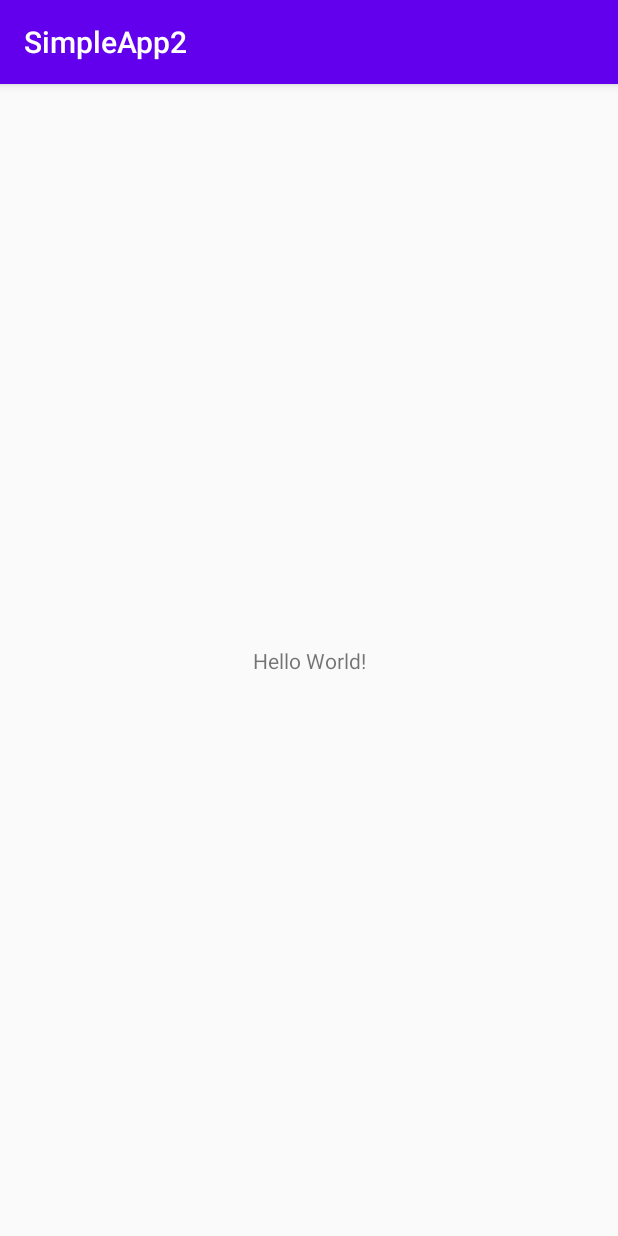
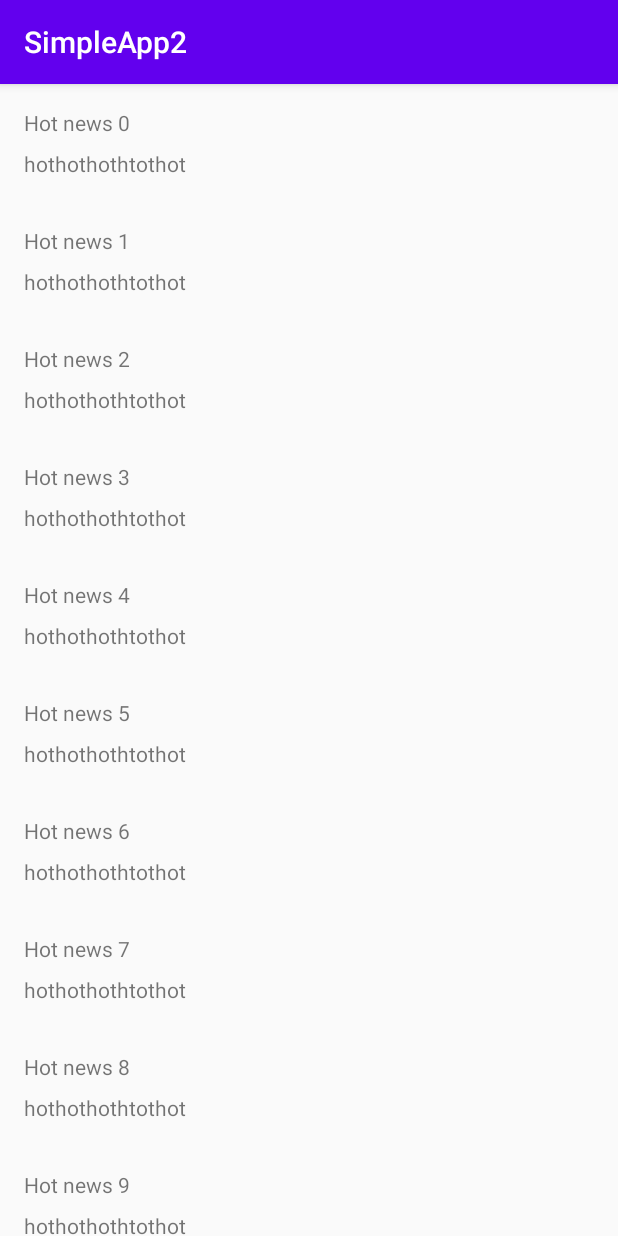
Before and after one commit to lAntimat/SimpleApp2, an Android app: the screen it shows after launch (MainActivity), on a phone screen of 412 x 824 dp. Run offline under Robolectric (Android 15) with nearby library versions, the phone set to English and light mode, and no system bars.

Commit message:
Добавил RecyclerView

```diff
--- a/app/build.gradle
+++ b/app/build.gradle
@@ -26,6 +26,8 @@ dependencies {
     implementation fileTree(dir: "libs", include: ["*.jar"])
     implementation 'androidx.appcompat:appcompat:1.2.0'
     implementation 'androidx.constraintlayout:constraintlayout:2.0.1'
+    implementation 'androidx.recyclerview:recyclerview:1.1.0'
+
     testImplementation 'junit:junit:4.12'
     androidTestImplementation 'androidx.test.ext:junit:1.1.2'
     androidTestImplementation 'androidx.test.espresso:espresso-core:3.3.0'
--- a/app/src/main/AndroidManifest.xml
+++ b/app/src/main/AndroidManifest.xml
@@ -9,6 +9,7 @@
         android:roundIcon="@mipmap/ic_launcher_round"
         android:supportsRtl="true"
         android:theme="@style/AppTheme">
+        <activity android:name=".DetailActivity"></activity>
         <activity android:name=".MainActivity">
             <intent-filter>
                 <action android:name="android.intent.action.MAIN" />
--- /dev/null
+++ b/app/src/main/java/com/example/simpleapp2/DetailActivity.java
@@ -0,0 +1,14 @@
+package com.example.simpleapp2;
+
+import androidx.appcompat.app.AppCompatActivity;
+
+import android.os.Bundle;
+
+public class DetailActivity extends AppCompatActivity {
+
+    @Override
+    protected void onCreate(Bundle savedInstanceState) {
+        super.onCreate(savedInstanceState);
+        setContentView(R.layout.activity_detail);
+    }
+}
--- a/app/src/main/java/com/example/simpleapp2/MainActivity.java
+++ b/app/src/main/java/com/example/simpleapp2/MainActivity.java
@@ -1,14 +1,45 @@
 package com.example.simpleapp2;
 
 import androidx.appcompat.app.AppCompatActivity;
+import androidx.recyclerview.widget.LinearLayoutManager;
+import androidx.recyclerview.widget.RecyclerView;
 
 import android.os.Bundle;
 
+import java.lang.reflect.Array;
+import java.util.ArrayList;
+
 public class MainActivity extends AppCompatActivity {
+
+    private RecyclerView recyclerView;
+    private NewsAdapter adapter;
 
     @Override
     protected void onCreate(Bundle savedInstanceState) {
         super.onCreate(savedInstanceState);
         setContentView(R.layout.activity_main);
+
+        initRecyclerView();
+
+    }
+
+    private void initRecyclerView() {
+        recyclerView = findViewById(R.id.recyclerView);
+        recyclerView.setLayoutManager(new LinearLayoutManager(this));
+
+        adapter = new NewsAdapter(this, generateFakeNews());
+        recyclerView.setAdapter(adapter);
+    }
+
+    private ArrayList<News> generateFakeNews() {
+
+        ArrayList<News> newsList = new ArrayList<News>();
+
+        for (int i = 0; i < 100; i++) {
+            News news = new News("Hot news " + i, "hothothothtothot");
+            newsList.add(news);
+        }
+
+        return newsList;
     }
 }
--- /dev/null
+++ b/app/src/main/java/com/example/simpleapp2/News.java
@@ -0,0 +1,28 @@
+package com.example.simpleapp2;
+
+public class News {
+
+    private String newsTitle;
+    private String newsSubtitle;
+
+    public News(String newsTitle, String newsSubtitle) {
+        this.newsTitle = newsTitle;
+        this.newsSubtitle = newsSubtitle;
+    }
+
+    public String getNewsTitle() {
+        return newsTitle;
+    }
+
+    public void setNewsTitle(String newsTitle) {
+        this.newsTitle = newsTitle;
+    }
+
+    public String getNewsSubtitle() {
+        return newsSubtitle;
+    }
+
+    public void setNewsSubtitle(String newsSubtitle) {
+        this.newsSubtitle = newsSubtitle;
+    }
+}
--- /dev/null
+++ b/app/src/main/java/com/example/simpleapp2/NewsAdapter.java
@@ -0,0 +1,53 @@
+package com.example.simpleapp2;
+
+import android.content.Context;
+import android.view.LayoutInflater;
+import android.view.View;
+import android.view.ViewGroup;
+import android.widget.TextView;
+
+import androidx.recyclerview.widget.RecyclerView;
+
+import java.util.List;
+
+class NewsAdapter extends RecyclerView.Adapter<NewsAdapter.ViewHolder> {
+
+    private LayoutInflater inflater;
+    private List<News> newsList;
+
+    NewsAdapter(Context context, List<News> newsList) {
+        this.newsList = newsList;
+        this.inflater = LayoutInflater.from(context);
+    }
+
+    @Override
+    public NewsAdapter.ViewHolder onCreateViewHolder(ViewGroup parent, int viewType) {
+
+        View view = inflater.inflate(R.layout.recycler_item_news, parent, false);
+        return new ViewHolder(view);
+    }
+
+    @Override
+    public void onBindViewHolder(NewsAdapter.ViewHolder holder, int position) {
+        News news = newsList.get(position);
+
+        holder.tvTitle.setText(news.getNewsTitle());
+        holder.tvSubTitle.setText(news.getNewsSubtitle());
+
+    }
+
+    @Override
+    public int getItemCount() {
+        return newsList.size();
+    }
+
+    public class ViewHolder extends RecyclerView.ViewHolder {
+        final TextView tvTitle;
+        final TextView tvSubTitle;
+        ViewHolder(View view){
+            super(view);
+            tvTitle = (TextView) view.findViewById(R.id.tvTitle);
+            tvSubTitle = (TextView) view.findViewById(R.id.tvSubTitle);
+        }
+    }
+}
--- /dev/null
+++ b/app/src/main/res/layout/activity_detail.xml
@@ -0,0 +1,9 @@
+<?xml version="1.0" encoding="utf-8"?>
+<androidx.constraintlayout.widget.ConstraintLayout xmlns:android="http://schemas.android.com/apk/res/android"
+    xmlns:app="http://schemas.android.com/apk/res-auto"
+    xmlns:tools="http://schemas.android.com/tools"
+    android:layout_width="match_parent"
+    android:layout_height="match_parent"
+    tools:context=".DetailActivity">
+
+</androidx.constraintlayout.widget.ConstraintLayout>
--- a/app/src/main/res/layout/activity_main.xml
+++ b/app/src/main/res/layout/activity_main.xml
@@ -6,13 +6,12 @@
     android:layout_height="match_parent"
     tools:context=".MainActivity">
 
-    <TextView
-        android:layout_width="wrap_content"
-        android:layout_height="wrap_content"
-        android:text="Hello World!"
+    <androidx.recyclerview.widget.RecyclerView
+        android:id="@+id/recyclerView"
+        android:layout_width="0dp"
+        android:layout_height="0dp"
         app:layout_constraintBottom_toBottomOf="parent"
-        app:layout_constraintLeft_toLeftOf="parent"
-        app:layout_constraintRight_toRightOf="parent"
+        app:layout_constraintEnd_toEndOf="parent"
+        app:layout_constraintStart_toStartOf="parent"
         app:layout_constraintTop_toTopOf="parent" />
-
 </androidx.constraintlayout.widget.ConstraintLayout>
--- /dev/null
+++ b/app/src/main/res/layout/recycler_item_news.xml
@@ -0,0 +1,37 @@
+<?xml version="1.0" encoding="utf-8"?>
+<androidx.constraintlayout.widget.ConstraintLayout xmlns:android="http://schemas.android.com/apk/res/android"
+    xmlns:app="http://schemas.android.com/apk/res-auto"
+    xmlns:tools="http://schemas.android.com/tools"
+    android:layout_width="match_parent"
+    android:layout_height="wrap_content">
+
+    <TextView
+        android:id="@+id/tvTitle"
+        android:layout_width="0dp"
+        android:layout_height="wrap_content"
+        android:layout_marginStart="16dp"
+        android:layout_marginLeft="16dp"
+        android:layout_marginTop="16dp"
+        android:layout_marginEnd="16dp"
+        android:layout_marginRight="16dp"
+        app:layout_constraintEnd_toEndOf="parent"
+        app:layout_constraintStart_toStartOf="parent"
+        app:layout_constraintTop_toTopOf="parent"
+        tools:text="Заголовок" />
+
+    <TextView
+        android:id="@+id/tvSubTitle"
+        android:layout_width="0dp"
+        android:layout_height="wrap_content"
+        android:layout_marginStart="16dp"
+        android:layout_marginLeft="16dp"
+        android:layout_marginTop="8dp"
+        android:layout_marginEnd="16dp"
+        android:layout_marginRight="16dp"
+        android:layout_marginBottom="16dp"
+        app:layout_constraintBottom_toBottomOf="parent"
+        app:layout_constraintEnd_toEndOf="parent"
+        app:layout_constraintStart_toStartOf="parent"
+        app:layout_constraintTop_toBottomOf="@+id/tvTitle"
+        tools:text="Тело" />
+</androidx.constraintlayout.widget.ConstraintLayout>
```
